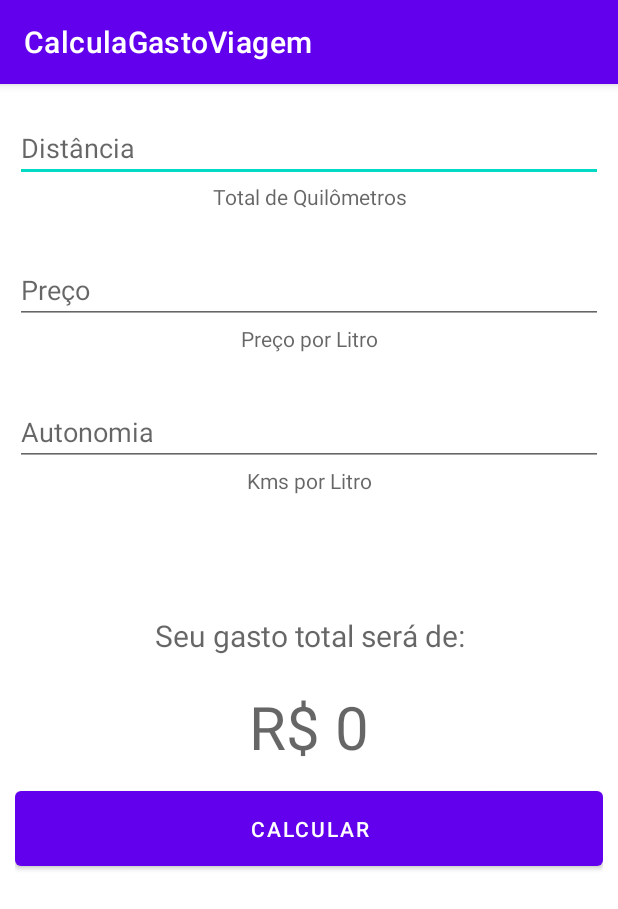
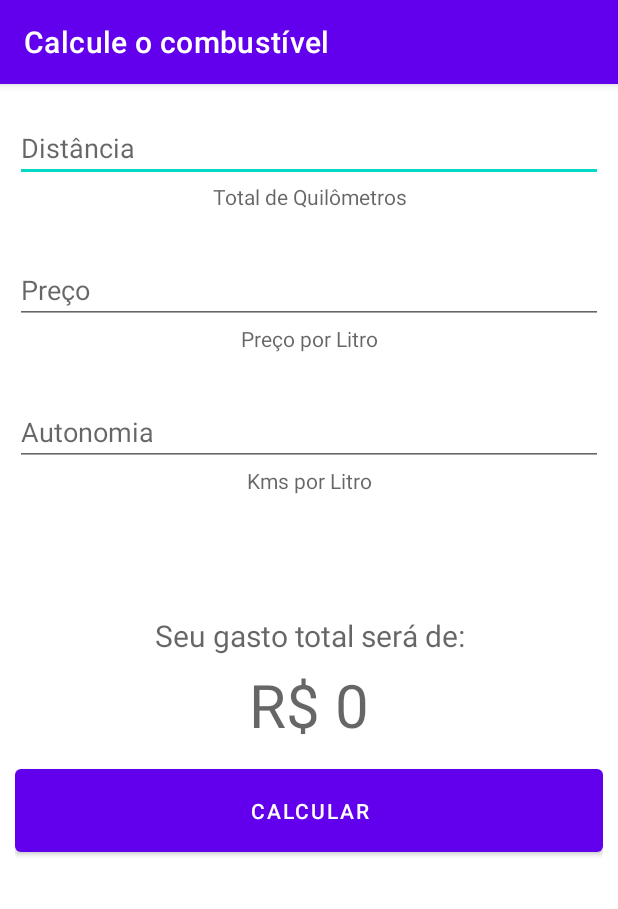
Before and after one commit to HerbethMilhome/CalculaCombustivelViagem, an Android app: the screen it shows after launch (MainActivity), on a phone screen of 412 x 824 dp. Shown: the top 909 px of the screen. Run offline under Robolectric (Android 15) with nearby library versions, the phone set to English and light mode, and no system bars.

Commit message:
implementando logica

```diff
--- a/app/build.gradle
+++ b/app/build.gradle
@@ -1,6 +1,7 @@
 plugins {
     id 'com.android.application'
     id 'kotlin-android'
+    id 'kotlin-android-extensions'
 }
 
 android {
--- a/app/src/main/res/layout/activity_main.xml
+++ b/app/src/main/res/layout/activity_main.xml
@@ -9,10 +9,12 @@
     tools:context=".MainActivity">
 
     <EditText
+        android:id="@+id/distancia"
         android:layout_width="match_parent"
         android:layout_height="wrap_content"
         android:layout_marginTop="10dp"
-        android:hint="@string/distancia" />
+        android:hint="@string/distancia"
+        android:inputType="numberDecimal" />
 
     <TextView
         android:layout_width="match_parent"
@@ -21,10 +23,12 @@
         android:hint="@string/total_quilometros" />
 
     <EditText
+        android:id="@+id/preco"
         android:layout_width="match_parent"
         android:layout_height="wrap_content"
         android:layout_marginTop="30dp"
-        android:hint="@string/preco" />
+        android:hint="@string/preco"
+        android:inputType="numberDecimal" />
 
     <TextView
         android:layout_width="match_parent"
@@ -33,10 +37,12 @@
         android:hint="@string/preco_por_litro" />
 
     <EditText
+        android:id="@+id/autonomia"
         android:layout_width="match_parent"
         android:layout_height="wrap_content"
         android:layout_marginTop="30dp"
-        android:hint="@string/autonomia" />
+        android:hint="@string/autonomia"
+        android:inputType="numberDecimal" />
 
     <TextView
         android:layout_width="match_parent"
@@ -47,26 +53,29 @@
     <TextView
         android:layout_width="match_parent"
         android:layout_height="wrap_content"
+        android:layout_marginTop="80dp"
         android:gravity="center"
-        android:layout_marginTop="80dp"
-        android:textSize="20dp"
-        android:hint="@string/gasto_total" />
+        android:hint="@string/gasto_total"
+        android:textSize="20dp" />
 
     <TextView
+        android:id="@+id/resultado"
         android:layout_width="match_parent"
         android:layout_height="wrap_content"
-        android:layout_marginTop="20dp"
+        android:layout_marginTop="5dp"
         android:gravity="center"
         android:hint="R$ 0"
-        android:textColor="@color/black"
+        android:textColor="@color/teal_700"
         android:textSize="40dp" />
 
     <com.google.android.material.button.MaterialButton
+        android:id="@+id/btCalcular"
         android:layout_width="match_parent"
         android:layout_height="wrap_content"
         android:layout_gravity="center"
-        android:padding="15dp"
         android:layout_marginTop="10dp"
-        android:text="@string/calcular"/>
+        android:onClick="teste"
+        android:padding="18dp"
+        android:text="@string/calcular" />
 
 </LinearLayout>
--- a/app/src/main/res/values/strings.xml
+++ b/app/src/main/res/values/strings.xml
@@ -1,5 +1,5 @@
 <resources>
-    <string name="app_name">CalculaGastoViagem</string>
+    <string name="app_name">Calcule o combustível</string>
     <string name="distancia">Distância</string>
     <string name="total_quilometros">Total de Quilômetros</string>
     <string name="preco">Preço</string>
@@ -8,4 +8,6 @@
     <string name="km_por_litro">Kms por Litro</string>
     <string name="gasto_total">Seu gasto total será de:</string>
     <string name="calcular">Calcular</string>
+    <string name="todos_campos">Preencha todos os campos</string>
+    <string name="campos_validos">Informe valores válidos</string>
 </resources>
```
Also changed, not shown: app/src/main/java/com/herbeth/calculagastoviagem/MainActivity.kt (+42 -1 lines).
